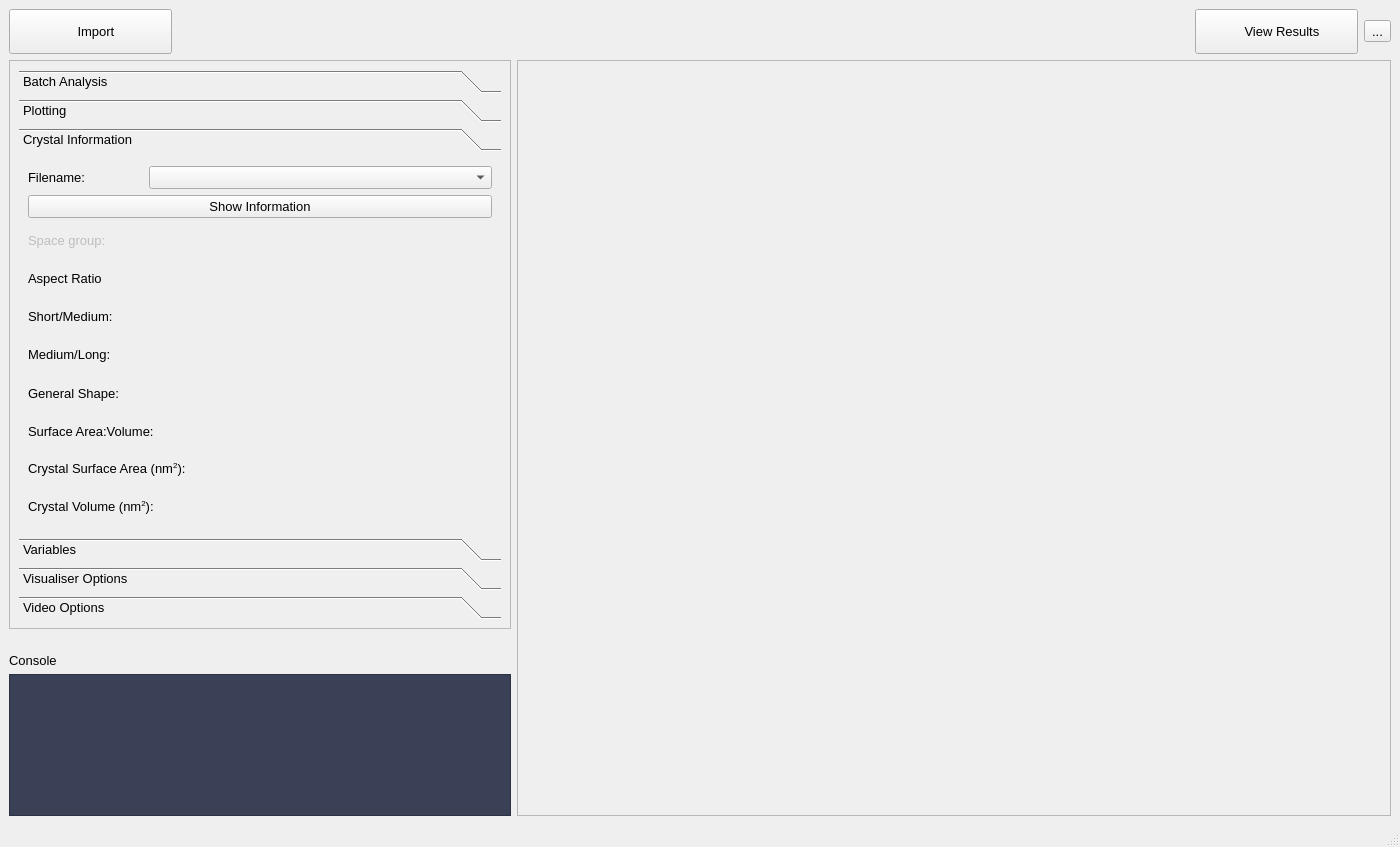
Old version of the form src/crystalaspects/gui/mainwindow.ui in the repository CrystalGrowerOrg/cgaspects.
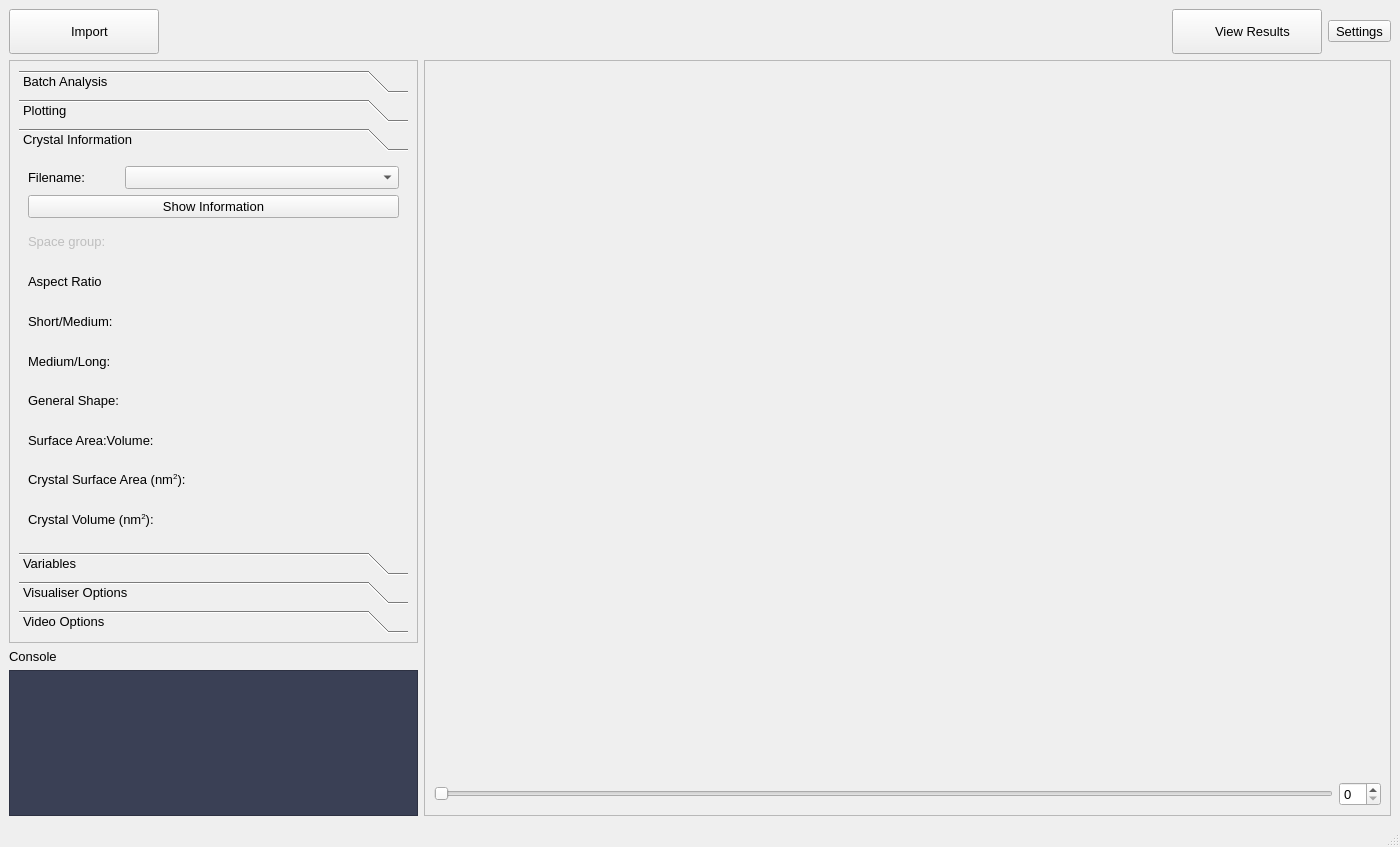
New version of the form. The open tabs and pages were chosen to show the change. Icons and pictures are not drawn.

Patch:
```diff
--- a/src/crystalaspects/gui/mainwindow.ui
+++ b/src/crystalaspects/gui/mainwindow.ui
@@ -30,9 +30,15 @@
    <layout class="QGridLayout" name="gridLayout">
     <item row="0" column="0">
      <widget class="QPushButton" name="import_pushButton">
+      <property name="sizePolicy">
+       <sizepolicy hsizetype="Fixed" vsizetype="Fixed">
+        <horstretch>0</horstretch>
+        <verstretch>0</verstretch>
+       </sizepolicy>
+      </property>
       <property name="minimumSize">
        <size>
-        <width>0</width>
+        <width>150</width>
         <height>45</height>
        </size>
       </property>
@@ -57,10 +63,10 @@
       </property>
      </widget>
     </item>
-    <item row="0" column="11">
+    <item row="0" column="9">
      <widget class="QToolButton" name="settings_toolButton">
       <property name="text">
-       <string>...</string>
+       <string>Settings</string>
       </property>
       <property name="icon">
        <iconset resource="../../../res/qticons.qrc">
@@ -74,7 +80,53 @@
       </property>
      </widget>
     </item>
-    <item row="8" column="0" colspan="3">
+    <item row="3" column="7" rowspan="3" colspan="3">
+     <widget class="QScrollArea" name="vis_scrollArea">
+      <property name="sizePolicy">
+       <sizepolicy hsizetype="Expanding" vsizetype="Expanding">
+        <horstretch>30</horstretch>
+        <verstretch>0</verstretch>
+       </sizepolicy>
+      </property>
+      <property name="widgetResizable">
+       <bool>true</bool>
+      </property>
+      <widget class="QWidget" name="scrollAreaWidgetContents_4">
+       <property name="geometry">
+        <rect>
+         <x>0</x>
+         <y>0</y>
+         <width>951</width>
+         <height>754</height>
+        </rect>
+       </property>
+       <layout class="QGridLayout" name="gridLayout_4">
+        <item row="0" column="1" colspan="2">
+         <widget class="QFrame" name="main_frame">
+          <property name="sizePolicy">
+           <sizepolicy hsizetype="Preferred" vsizetype="Preferred">
+            <horstretch>0</horstretch>
+            <verstretch>5</verstretch>
+           </sizepolicy>
+          </property>
+          <layout class="QGridLayout" name="gl_vLayout" rowstretch="0"/>
+         </widget>
+        </item>
+        <item row="1" column="1">
+         <widget class="QSlider" name="xyz_horizontalSlider">
+          <property name="orientation">
+           <enum>Qt::Horizontal</enum>
+          </property>
+         </widget>
+        </item>
+        <item row="1" column="2">
+         <widget class="QSpinBox" name="xyz_spinBox"/>
+        </item>
+       </layout>
+      </widget>
+     </widget>
+    </item>
+    <item row="5" column="0" colspan="3">
      <widget class="QTextEdit" name="output_textbox">
       <property name="sizePolicy">
        <sizepolicy hsizetype="Expanding" vsizetype="Expanding">
@@ -97,7 +149,7 @@
       </property>
      </widget>
     </item>
-    <item row="7" column="0" colspan="3">
+    <item row="4" column="0" colspan="3">
      <widget class="QLabel" name="console_label">
       <property name="sizePolicy">
        <sizepolicy hsizetype="Preferred" vsizetype="Preferred">
@@ -113,71 +165,6 @@
       </property>
      </widget>
     </item>
-    <item row="3" column="6" rowspan="6" colspan="6">
-     <widget class="QScrollArea" name="vis_scrollArea">
-      <property name="sizePolicy">
-       <sizepolicy hsizetype="Expanding" vsizetype="Expanding">
-        <horstretch>5</horstretch>
-        <verstretch>0</verstretch>
-       </sizepolicy>
-      </property>
-      <property name="widgetResizable">
-       <bool>true</bool>
-      </property>
-      <widget class="QWidget" name="scrollAreaWidgetContents_3">
-       <property name="geometry">
-        <rect>
-         <x>0</x>
-         <y>0</y>
-         <width>870</width>
-         <height>754</height>
-        </rect>
-       </property>
-       <layout class="QGridLayout" name="gridLayout_4">
-        <item row="1" column="1" colspan="2">
-         <widget class="QFrame" name="main_frame">
-          <property name="sizePolicy">
-           <sizepolicy hsizetype="Preferred" vsizetype="Preferred">
-            <horstretch>0</horstretch>
-            <verstretch>5</verstretch>
-           </sizepolicy>
-          </property>
-          <layout class="QGridLayout" name="gl_vLayout" rowstretch="0"/>
-         </widget>
-        </item>
-       </layout>
-      </widget>
-     </widget>
-    </item>
-    <item row="0" column="10">
-     <widget class="QPushButton" name="open_saved_pushButton">
-      <property name="minimumSize">
-       <size>
-        <width>0</width>
-        <height>45</height>
-       </size>
-      </property>
-      <property name="baseSize">
-       <size>
-        <width>0</width>
-        <height>0</height>
-       </size>
-      </property>
-      <property name="text">
-       <string>   View Results</string>
-      </property>
-      <property name="icon">
-       <iconset resource="../../../res/qticons.qrc">
-        <normaloff>:/material_icons/material_icons/png/folder-arrow-right.png</normaloff>:/material_icons/material_icons/png/folder-arrow-right.png</iconset>
-      </property>
-      <property name="iconSize">
-       <size>
-        <width>20</width>
-        <height>20</height>
-       </size>
-      </property>
-     </widget>
-    </item>
     <item row="3" column="0" colspan="3">
      <widget class="QScrollArea" name="scrollArea_options">
       <property name="sizePolicy">
@@ -194,8 +181,8 @@
         <rect>
          <x>0</x>
          <y>0</y>
-         <width>492</width>
-         <height>550</height>
+         <width>411</width>
+         <height>574</height>
         </rect>
        </property>
        <layout class="QGridLayout" name="gridLayout_12">
@@ -282,8 +269,8 @@
             <rect>
              <x>0</x>
              <y>0</y>
-             <width>468</width>
-             <height>346</height>
+             <width>387</width>
+             <height>370</height>
             </rect>
            </property>
            <attribute name="label">
@@ -870,6 +857,41 @@
       </widget>
      </widget>
     </item>
+    <item row="0" column="8">
+     <widget class="QPushButton" name="open_saved_pushButton">
+      <property name="sizePolicy">
+       <sizepolicy hsizetype="Fixed" vsizetype="Fixed">
+        <horstretch>0</horstretch>
+        <verstretch>0</verstretch>
+       </sizepolicy>
+      </property>
+      <property name="minimumSize">
+       <size>
+        <width>150</width>
+        <height>45</height>
+       </size>
+      </property>
+      <property name="baseSize">
+       <size>
+        <width>0</width>
+        <height>0</height>
+       </size>
+      </property>
+      <property name="text">
+       <string>   View Results</string>
+      </property>
+      <property name="icon">
+       <iconset resource="../../../res/qticons.qrc">
+        <normaloff>:/material_icons/material_icons/png/folder-arrow-right.png</normaloff>:/material_icons/material_icons/png/folder-arrow-right.png</iconset>
+      </property>
+      <property name="iconSize">
+       <size>
+        <width>20</width>
+        <height>20</height>
+       </size>
+      </property>
+     </widget>
+    </item>
    </layout>
   </widget>
   <widget class="QStatusBar" name="statusbar">
```
Left out of the diff: 20 changed lines with no effect on the pictures.
